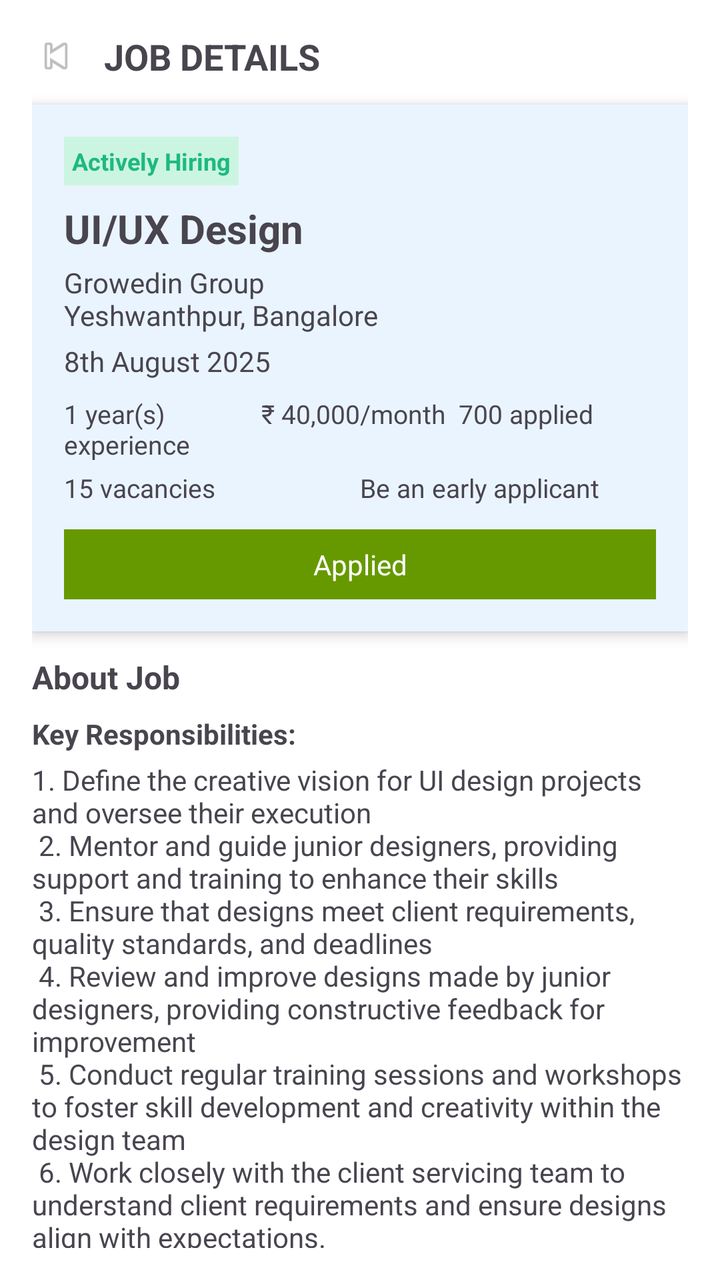
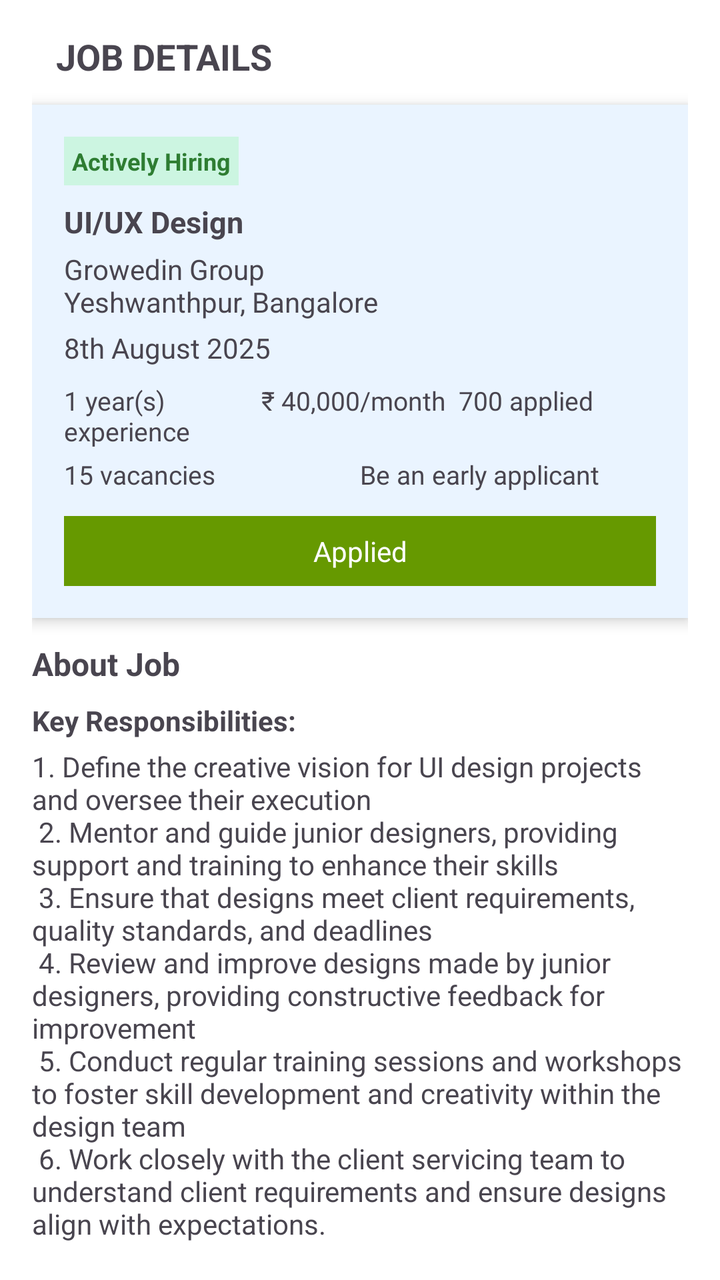

Screens rendered from an Android XML layout before and after an edit, with the pre-edit source and the edit as a unified diff.
<!-- AndroidManifest.xml: application theme Theme.HireBridge -->
<!-- res/layout/fragment_final_application.xml -->
<?xml version="1.0" encoding="utf-8"?>
<ScrollView xmlns:android="http://schemas.android.com/apk/res/android"
    android:layout_width="match_parent"
    android:layout_height="match_parent"
    android:padding="16dp"
    android:background="@android:color/white">

    <LinearLayout
        android:layout_width="match_parent"
        android:layout_height="wrap_content"
        android:orientation="vertical">

        
        <LinearLayout
            android:layout_width="match_parent"
            android:layout_height="wrap_content"
            android:orientation="horizontal"
            android:gravity="center_vertical"
            android:paddingBottom="12dp">

            <ImageView
                android:id="@+id/ivBack"
                android:layout_width="24dp"
                android:layout_height="24dp"
                android:src="@android:drawable/ic_media_previous"
                android:contentDescription="Back" />

            <TextView
                android:layout_width="wrap_content"
                android:layout_height="wrap_content"
                android:text="JOB DETAILS"
                android:textSize="18sp"
                android:textStyle="bold"
                android:layout_marginStart="12dp" />
        </LinearLayout>

        
        <LinearLayout
            android:layout_width="match_parent"
            android:layout_height="wrap_content"
            android:orientation="vertical"
            android:padding="16dp"
            android:background="@android:color/darker_gray"
            android:backgroundTint="#EAF4FF"
            android:layout_marginBottom="12dp"
            android:elevation="4dp">

            
            <TextView
                android:layout_width="wrap_content"
                android:layout_height="wrap_content"
                android:text="Actively Hiring"
                android:textColor="#1EB980"
                android:textStyle="bold"
                android:background="#CCF5E1"
                android:padding="4dp"
                android:textSize="12sp" />

            
            <TextView
                android:id="@+id/tvJobTitle"
                android:layout_width="wrap_content"
                android:layout_height="wrap_content"
                android:text="UI/UX Design"
                android:textStyle="bold"
                android:textSize="20sp"
                android:layout_marginTop="8dp" />

            
            <TextView
                android:id="@+id/tvCompany"
                android:layout_width="wrap_content"
                android:layout_height="wrap_content"
                android:text="Growedin Group\nYeshwanthpur, Bangalore"
                android:textSize="14sp"
                android:layout_marginTop="4dp" />

            
            <TextView
                android:id="@+id/tvDate"
                android:layout_width="wrap_content"
                android:layout_height="wrap_content"
                android:text="8th August 2025"
                android:textSize="14sp"
                android:layout_marginTop="4dp" />

            
            <LinearLayout
                android:layout_width="match_parent"
                android:layout_height="wrap_content"
                android:orientation="horizontal"
                android:layout_marginTop="8dp">

                <TextView
                    android:id="@+id/tvExperience"
                    android:layout_width="0dp"
                    android:layout_height="wrap_content"
                    android:layout_weight="1"
                    android:text="1 year(s) experience"
                    android:textSize="13sp" />

                <TextView
                    android:id="@+id/tvSalary"
                    android:layout_width="0dp"
                    android:layout_height="wrap_content"
                    android:layout_weight="1"
                    android:text="₹ 40,000/month"
                    android:textSize="13sp" />

                <TextView
                    android:id="@+id/tvApplied"
                    android:layout_width="0dp"
                    android:layout_height="wrap_content"
                    android:layout_weight="1"
                    android:text="700 applied"
                    android:textSize="13sp" />
            </LinearLayout>

            
            <LinearLayout
                android:layout_width="match_parent"
                android:layout_height="wrap_content"
                android:orientation="horizontal"
                android:layout_marginTop="4dp">

                <TextView
                    android:id="@+id/tvVacancies"
                    android:layout_width="0dp"
                    android:layout_height="wrap_content"
                    android:layout_weight="1"
                    android:text="15 vacancies"
                    android:textSize="13sp" />

                <TextView
                    android:id="@+id/tvEarlyApplicant"
                    android:layout_width="0dp"
                    android:layout_height="wrap_content"
                    android:layout_weight="1"
                    android:text="Be an early applicant"
                    android:textSize="13sp" />
            </LinearLayout>

            
            <TextView
                android:id="@+id/tvAppliedStatus"
                android:layout_width="match_parent"
                android:layout_height="wrap_content"
                android:text="Applied"
                android:gravity="center"
                android:textColor="@android:color/white"
                android:background="@android:color/holo_green_dark"
                android:padding="8dp"
                android:layout_marginTop="12dp" />
        </LinearLayout>

        
        <TextView
            android:layout_width="wrap_content"
            android:layout_height="wrap_content"
            android:text="About Job"
            android:textStyle="bold"
            android:textSize="16sp"
            android:layout_marginBottom="8dp" />

        
        <TextView
            android:layout_width="wrap_content"
            android:layout_height="wrap_content"
            android:text="Key Responsibilities:"
            android:textStyle="bold"
            android:textSize="14sp" />

        <TextView
            android:id="@+id/tvResponsibilities"
            android:layout_width="match_parent"
            android:layout_height="wrap_content"
            android:layout_marginTop="4dp"
            android:textSize="14sp"
            android:text="1. Define the creative vision for UI design projects and oversee their execution&#10;
2. Mentor and guide junior designers, providing support and training to enhance their skills&#10;
3. Ensure that designs meet client requirements, quality standards, and deadlines&#10;
4. Review and improve designs made by junior designers, providing constructive feedback for improvement&#10;
5. Conduct regular training sessions and workshops to foster skill development and creativity within the design team&#10;
6. Work closely with the client servicing team to understand client requirements and ensure designs align with expectations." />

    </LinearLayout>
</ScrollView>
<!-- resources referenced by this layout -->
<resources>
  <style name="Theme.HireBridge" parent="Base.Theme.HireBridge" />
  <style name="Base.Theme.HireBridge" parent="Theme.Material3.DayNight.NoActionBar">
          
          
      </style>
</resources>

<!-- the commit's change to res/layout/fragment_final_application.xml (unified diff, before → after) -->
@@ -17,13 +17,6 @@
             android:orientation="horizontal"
             android:gravity="center_vertical"
             android:paddingBottom="12dp">
-
-            <ImageView
-                android:id="@+id/ivBack"
-                android:layout_width="24dp"
-                android:layout_height="24dp"
-                android:src="@android:drawable/ic_media_previous"
-                android:contentDescription="Back" />
 
             <TextView
                 android:layout_width="wrap_content"
@@ -50,7 +43,7 @@
                 android:layout_width="wrap_content"
                 android:layout_height="wrap_content"
                 android:text="Actively Hiring"
-                android:textColor="#1EB980"
+                android:textColor="@color/green"
                 android:textStyle="bold"
                 android:background="#CCF5E1"
                 android:padding="4dp"
@@ -63,7 +56,7 @@
                 android:layout_height="wrap_content"
                 android:text="UI/UX Design"
                 android:textStyle="bold"
-                android:textSize="20sp"
+                android:textSize="15dp"
                 android:layout_marginTop="8dp" />
 
             
<!-- resource entries referenced after the edit -->
@@ -1,5 +1,6 @@
 <!-- resources referenced by this layout -->
 <resources>
+  <color name="green">#2E7D32</color>
   <style name="Theme.HireBridge" parent="Base.Theme.HireBridge" />
   <style name="Base.Theme.HireBridge" parent="Theme.Material3.DayNight.NoActionBar">
           
